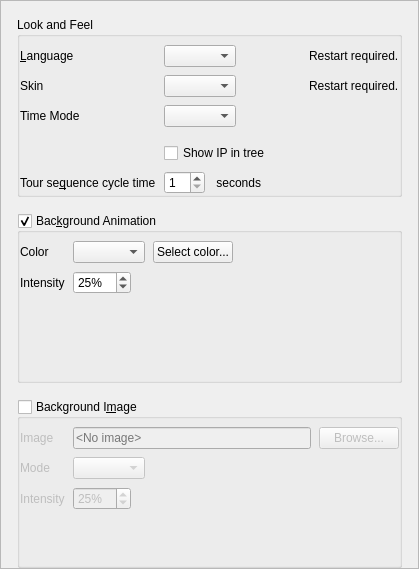
Before: the Qt Designer form client/src/ui/widgets/settings/look_and_feel_preferences_widget.ui in networkoptix/nx_open, drawn with Qt 5.
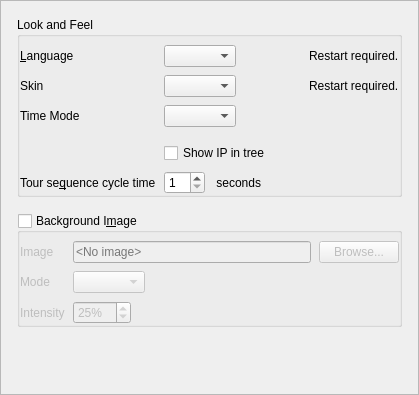
After: the same form once the commit is applied. Custom widgets are drawn as their Qt base class.

Commit message:
VMS-2216: "background animation" block in local setting dialog
<==== Mercurial data ====>
Branch: dev_2.6.0_gui

What changed in the file:
```diff
--- a/client/src/ui/widgets/settings/look_and_feel_preferences_widget.ui
+++ b/client/src/ui/widgets/settings/look_and_feel_preferences_widget.ui
@@ -7,7 +7,7 @@
     <x>0</x>
     <y>0</y>
     <width>419</width>
-    <height>569</height>
+    <height>395</height>
    </rect>
   </property>
   <property name="windowTitle">
@@ -46,9 +46,15 @@
         <x>0</x>
         <y>0</y>
         <width>417</width>
-        <height>567</height>
+        <height>316</height>
        </rect>
       </property>
+      <property name="sizePolicy">
+       <sizepolicy hsizetype="Preferred" vsizetype="Fixed">
+        <horstretch>0</horstretch>
+        <verstretch>0</verstretch>
+       </sizepolicy>
+      </property>
       <layout class="QVBoxLayout" name="verticalLayout">
        <property name="spacing">
         <number>16</number>
@@ -231,113 +237,6 @@
          </layout>
         </widget>
        </item>
-       <item>
-        <widget class="QGroupBox" name="animationGroupBox">
-         <property name="title">
-          <string>Bac&amp;kground Animation</string>
-         </property>
-         <property name="flat">
-          <bool>true</bool>
-         </property>
-         <property name="checkable">
-          <bool>true</bool>
-         </property>
-         <layout class="QFormLayout" name="formLayout_2">
-          <property name="horizontalSpacing">
-           <number>8</number>
-          </property>
-          <property name="verticalSpacing">
-           <number>8</number>
-          </property>
-          <property name="leftMargin">
-           <number>0</number>
-          </property>
-          <property name="topMargin">
-           <number>8</number>
-          </property>
-          <property name="rightMargin">
-           <number>0</number>
-          </property>
-          <property name="bottomMargin">
-           <number>0</number>
-          </property>
-          <item row="0" column="0">
-           <widget class="QLabel" name="animationColorLabel">
-            <property name="text">
-             <string>Color</string>
-            </property>
-           </widget>
-          </item>
-          <item row="0" column="1">
-           <layout class="QHBoxLayout" name="horizontalLayout_8">
-            <item>
-             <widget class="QComboBox" name="animationColorComboBox"/>
-            </item>
-            <item>
-             <widget class="QPushButton" name="colorSelectButton">
-              <property name="text">
-               <string>Select color...</string>
-              </property>
-             </widget>
-            </item>
-            <item>
-             <spacer name="horizontalSpacer_4">
-              <property name="orientation">
-               <enum>Qt::Horizontal</enum>
-              </property>
-              <property name="sizeHint" stdset="0">
-               <size>
-                <width>40</width>
-                <height>20</height>
-               </size>
-              </property>
-             </spacer>
-            </item>
-           </layout>
-          </item>
-          <item row="1" column="0">
-           <widget class="QLabel" name="animationOpacityLabel">
-            <property name="text">
-             <string>Intensity</string>
-            </property>
-           </widget>
-          </item>
-          <item row="1" column="1">
-           <layout class="QHBoxLayout" name="horizontalLayout_5">
-            <item>
-             <widget class="QSpinBox" name="animationOpacitySpinBox">
-              <property name="suffix">
-               <string>%</string>
-              </property>
-              <property name="minimum">
-               <number>1</number>
-              </property>
-              <property name="maximum">
-               <number>100</number>
-              </property>
-              <property name="value">
-               <number>25</number>
-              </property>
-             </widget>
-            </item>
-            <item>
-             <spacer name="horizontalSpacer_8">
-              <property name="orientation">
-               <enum>Qt::Horizontal</enum>
-              </property>
-              <property name="sizeHint" stdset="0">
-               <size>
-                <width>40</width>
-                <height>20</height>
-               </size>
-              </property>
-             </spacer>
-            </item>
-           </layout>
-          </item>
-         </layout>
-        </widget>
-       </item>
        <item>
         <widget class="QGroupBox" name="imageGroupBox">
          <property name="title">
```
Left out of the diff: 2 changed lines with no effect on the pictures. The commit also changes 9 other files.
